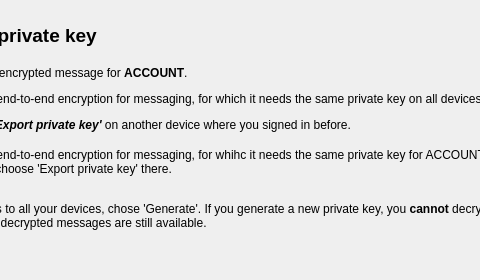
This is resources/generate_pgp_key_dialog.ui in AGProjects/blink-qt as Qt 5 draws it before an edit; both pictures show x 119 to 599 and y 0 to 280 of the 768 by 280 pixel window. The edited form follows.
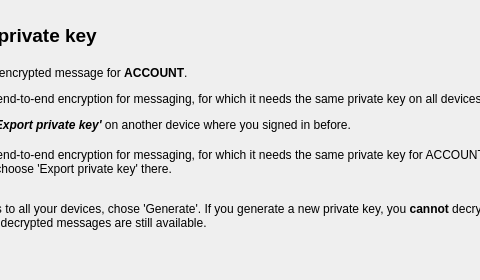
This is the edited form. Icons and pictures are not drawn.

The edit to the form file:
```diff
--- a/resources/generate_pgp_key_dialog.ui
+++ b/resources/generate_pgp_key_dialog.ui
@@ -80,7 +80,7 @@
      <item>
       <widget class="QLabel" name="key_maybe_present_label">
        <property name="text">
-        <string>Blink uses PGP end-to-end encryption for messaging, for whihc it needs the same private key for ACCOUNT on all devices. If you used another device, choose 'Export private key' there.</string>
+        <string>Blink uses PGP end-to-end encryption for messaging, for which it needs the same private key for ACCOUNT on all devices. If you used another device, choose 'Export private key' there.</string>
        </property>
        <property name="wordWrap">
         <bool>true</bool>
```
